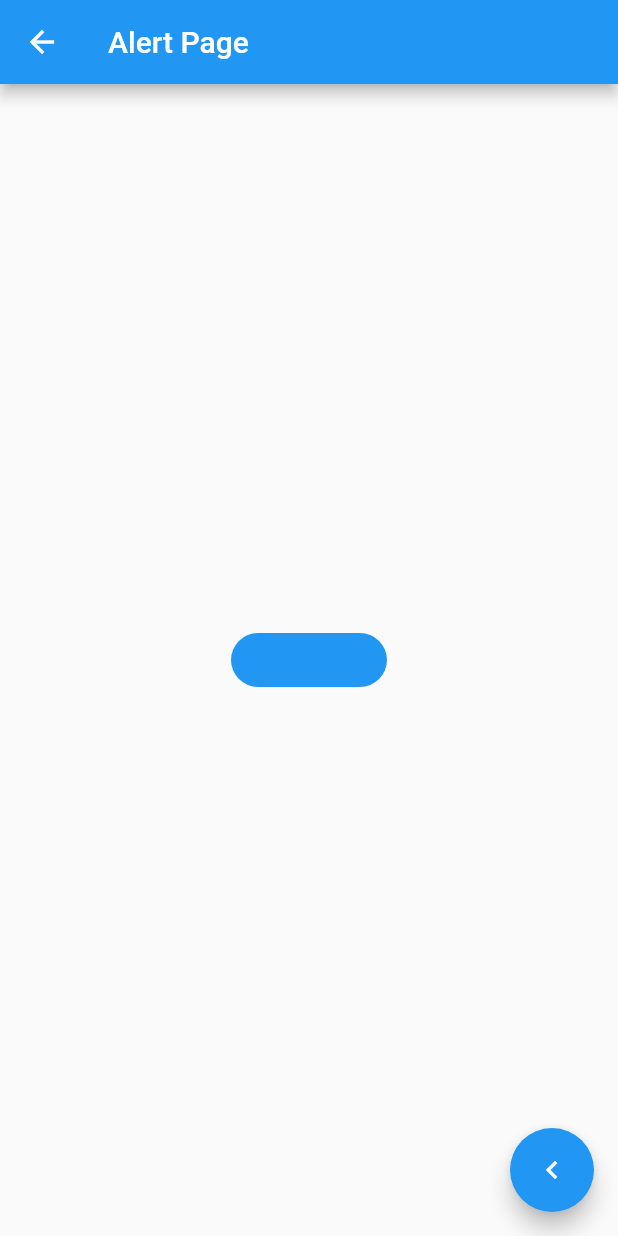
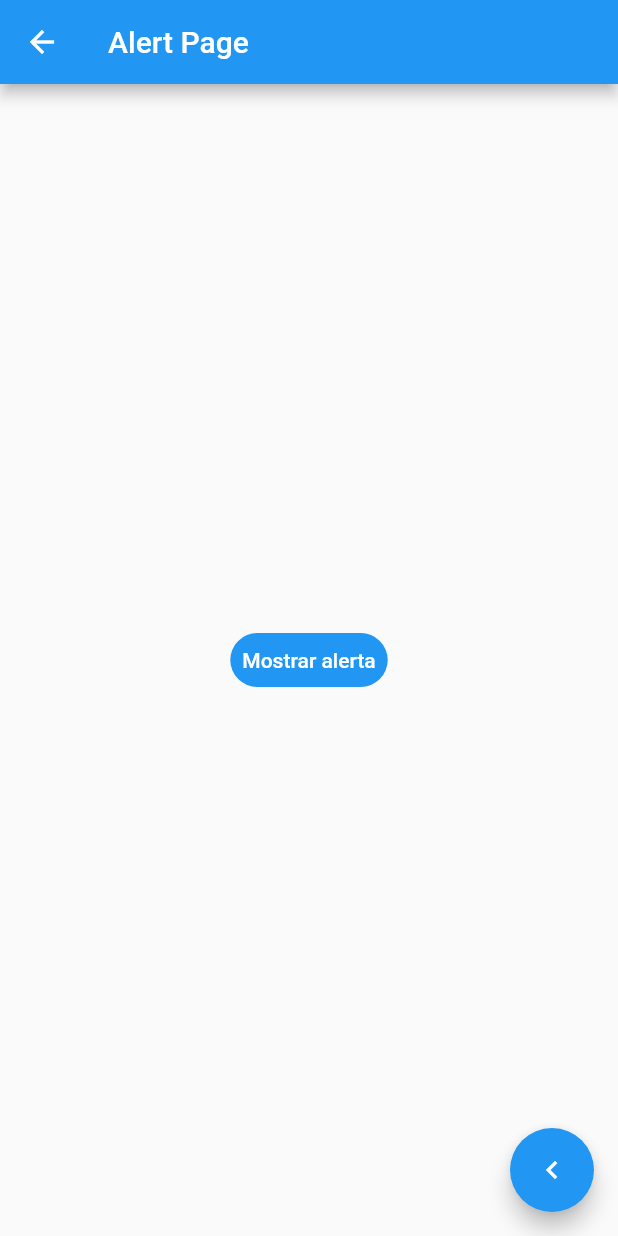
Before and after one commit to titoworlddev/flutter-components-demo, a Flutter app: the AlertPage screen opened by its route, on a phone screen of 412 x 824 dp. Run offline on Flutter 3.47's test engine with Material 2 defaults, Android fonts, the phone set to English and light mode, and no system bars.

Commit message:
Fixed button text

```diff
--- a/lib/src/pages/alert_page.dart
+++ b/lib/src/pages/alert_page.dart
@@ -10,14 +10,18 @@ class AlertPage extends StatelessWidget {
         title: const Text('Alert Page'),
       ),
       body: Center(
-          child: TextButton(
-        style: TextButton.styleFrom(
+        child: TextButton(
+          style: TextButton.styleFrom(
             backgroundColor: Colors.blue,
             shape: const StadiumBorder(),
-            textStyle: const TextStyle(color: Colors.white)),
-        onPressed: () => _mostrarAlert(context),
-        child: const Text('Mostrar alerta'),
-      )),
+          ),
+          onPressed: () => _mostrarAlert(context),
+          child: const Text(
+            'Mostrar alerta',
+            style: TextStyle(color: Colors.white),
+          ),
+        ),
+      ),
       floatingActionButton: FloatingActionButton(
         child: const Icon(Icons.keyboard_arrow_left),
         onPressed: () {
```
